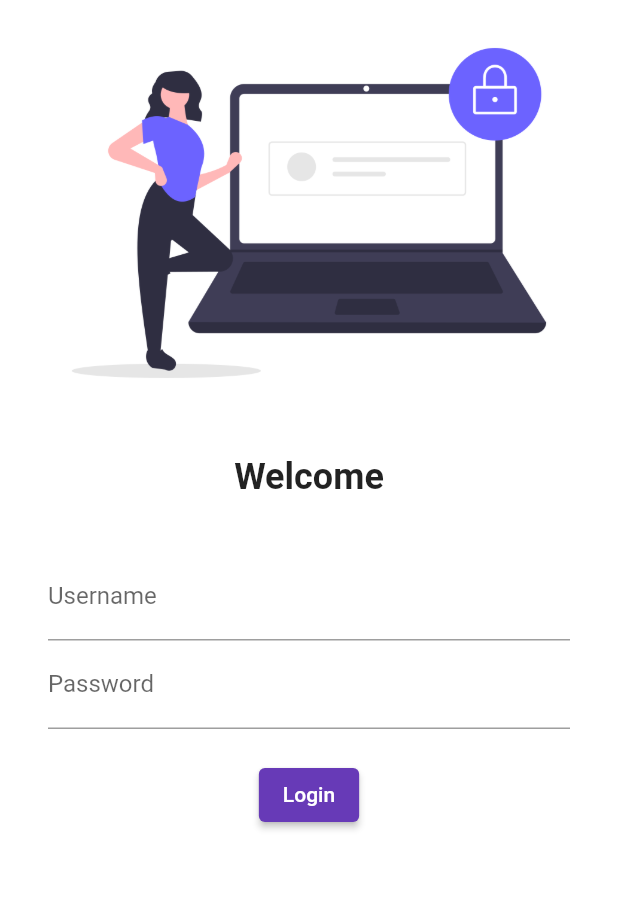
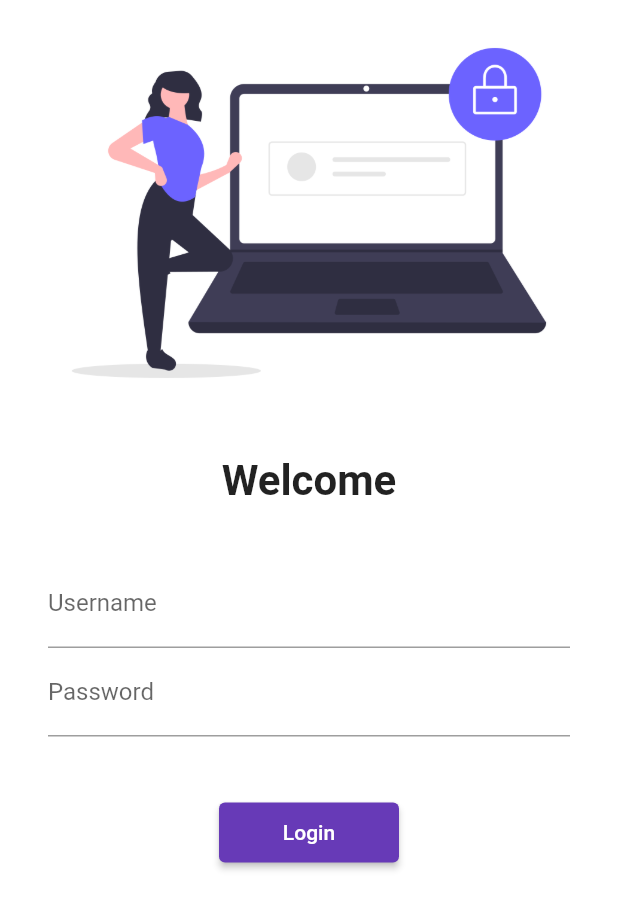
Before and after one commit to AnantKumawat22/Catalog-App, a Flutter app: the screen it shows after launch, after a tap on "Login", on a phone screen of 412 x 824 dp. Shown: the top 909 px of the screen. Run offline on Flutter 3.47's test engine with Material 2 defaults, Android fonts, the phone set to English and light mode, and no system bars.

Commit message:
Day 5 Completed

```diff
--- a/lib/main.dart
+++ b/lib/main.dart
@@ -1,6 +1,7 @@
 import "package:flutter/material.dart";
 import 'package:flutter_catalog/pages/home_page.dart';
 import 'package:flutter_catalog/pages/login_page.dart';
+import 'package:flutter_catalog/utils/routes.dart';
 // import 'package:google_fonts/google_fonts.dart';
 
 void main(){
@@ -14,6 +15,7 @@ class MyApp extends StatelessWidget {
   Widget build(BuildContext context) {
 
     return MaterialApp(
+      debugShowCheckedModeBanner: false,
       // home: HomePage(),
       themeMode: ThemeMode.light,
       theme: ThemeData(
@@ -26,8 +28,8 @@ class MyApp extends StatelessWidget {
       initialRoute: '/home',
       routes: {
         "/" :(context) => HomePage(),
-        "/home" :(context) => LoginPage(),
-        "/login" :(context) => LoginPage(),
+        MyRoutes.homeRoute :(context) => LoginPage(),
+        MyRoutes.loginRoute :(context) => LoginPage(),
       },
     );
   }
--- a/lib/pages/login_page.dart
+++ b/lib/pages/login_page.dart
@@ -1,4 +1,5 @@
 import 'package:flutter/material.dart';
+import 'package:flutter_catalog/utils/routes.dart';
 
 class LoginPage extends StatelessWidget {
   const LoginPage({ Key? key }) : super(key: key);
@@ -7,16 +8,17 @@ class LoginPage extends StatelessWidget {
   Widget build(BuildContext context) {
     return Material(
       color: Colors.white,
+      child: SingleChildScrollView(
         child: Column(
           children: [
             Image.asset("assets/images/login_image.png",
-          fit: BoxFit.cover
+              fit: BoxFit.cover,
             ),
             const SizedBox(height: 20.0,),
             const Text(
               "Welcome",
               style: TextStyle(
-              fontSize: 24,
+                fontSize: 28,
                 fontWeight: FontWeight.bold,
               ),
             ),
@@ -38,17 +40,20 @@ class LoginPage extends StatelessWidget {
                   labelText: "Password"
                 ),
               ),
-            const SizedBox(height: 20.0,),
+              const SizedBox(height: 40.0,),
 
               ElevatedButton(
-              onPressed: () {},
-              child: Text("Login"),
-              style: TextButton.styleFrom(),
+                onPressed: () {
+                  Navigator.pushNamed(context, MyRoutes.homeRoute);
+                },
+                child: const Text("Login"),
+                style: TextButton.styleFrom(minimumSize: Size(120, 40)),
               ),
             ],),
             )
           ],
         ),
+      ),
     );
   }
 }
--- /dev/null
+++ b/lib/utils/routes.dart
@@ -0,0 +1,4 @@
+class MyRoutes{
+  static String loginRoute = "/login";
+  static String homeRoute = "/home";
+}
```
Lines whose indentation alone changed are shown as unchanged.
